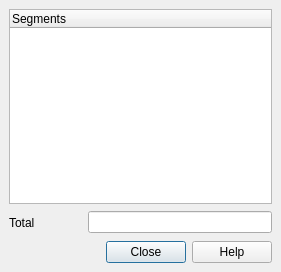
First picture: the form in src/ui/qgsmeasurebase.ui, repository kadas-albireo/kadas-albireo, before the edit.
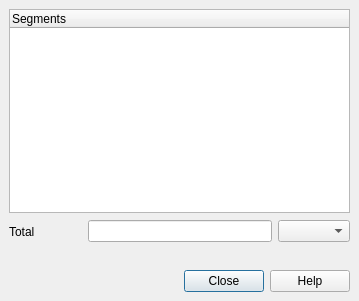
Second picture: the form after the edit. Icons and pictures are not drawn.

Commit message: Add units selector to measure dialog. Add info text to dialog

Diff of the .ui file:
```diff
--- a/src/ui/qgsmeasurebase.ui
+++ b/src/ui/qgsmeasurebase.ui
@@ -6,8 +6,8 @@
    <rect>
     <x>0</x>
     <y>0</y>
-    <width>281</width>
-    <height>272</height>
+    <width>359</width>
+    <height>301</height>
    </rect>
   </property>
   <property name="baseSize">
@@ -31,7 +31,17 @@
    <property name="spacing">
     <number>6</number>
    </property>
-   <item row="2" column="2">
+   <item row="4" column="0">
+    <widget class="QLabel" name="textLabel2">
+     <property name="text">
+      <string>Total</string>
+     </property>
+     <property name="buddy">
+      <cstring>editTotal</cstring>
+     </property>
+    </widget>
+   </item>
+   <item row="4" column="2">
     <widget class="QLineEdit" name="editTotal">
      <property name="font">
       <font>
@@ -47,7 +57,7 @@
      </property>
     </widget>
    </item>
-   <item row="2" column="1">
+   <item row="4" column="1">
     <spacer>
      <property name="orientation">
       <enum>Qt::Horizontal</enum>
@@ -63,17 +73,10 @@
      </property>
     </spacer>
    </item>
-   <item row="2" column="0">
-    <widget class="QLabel" name="textLabel2">
-     <property name="text">
-      <string>Total</string>
-     </property>
-     <property name="buddy">
-      <cstring>editTotal</cstring>
-     </property>
-    </widget>
+   <item row="4" column="3">
+    <widget class="QComboBox" name="mUnitsCombo"/>
    </item>
-   <item row="1" column="0" colspan="3">
+   <item row="2" column="0" colspan="4">
     <widget class="QTreeWidget" name="mTable">
      <property name="editTriggers">
       <set>QAbstractItemView::NoEditTriggers</set>
@@ -91,7 +94,17 @@
      </column>
     </widget>
    </item>
-   <item row="3" column="2">
+   <item row="5" column="0" colspan="4">
+    <widget class="QLabel" name="mNotesLabel">
+     <property name="text">
+      <string/>
+     </property>
+     <property name="wordWrap">
+      <bool>true</bool>
+     </property>
+    </widget>
+   </item>
+   <item row="6" column="0" colspan="4">
     <widget class="QDialogButtonBox" name="buttonBox">
      <property name="standardButtons">
       <set>QDialogButtonBox::Close|QDialogButtonBox::Help</set>
```
Left out of the diff: 11 changed lines with no effect on the pictures. The commit also changes 2 other files.
